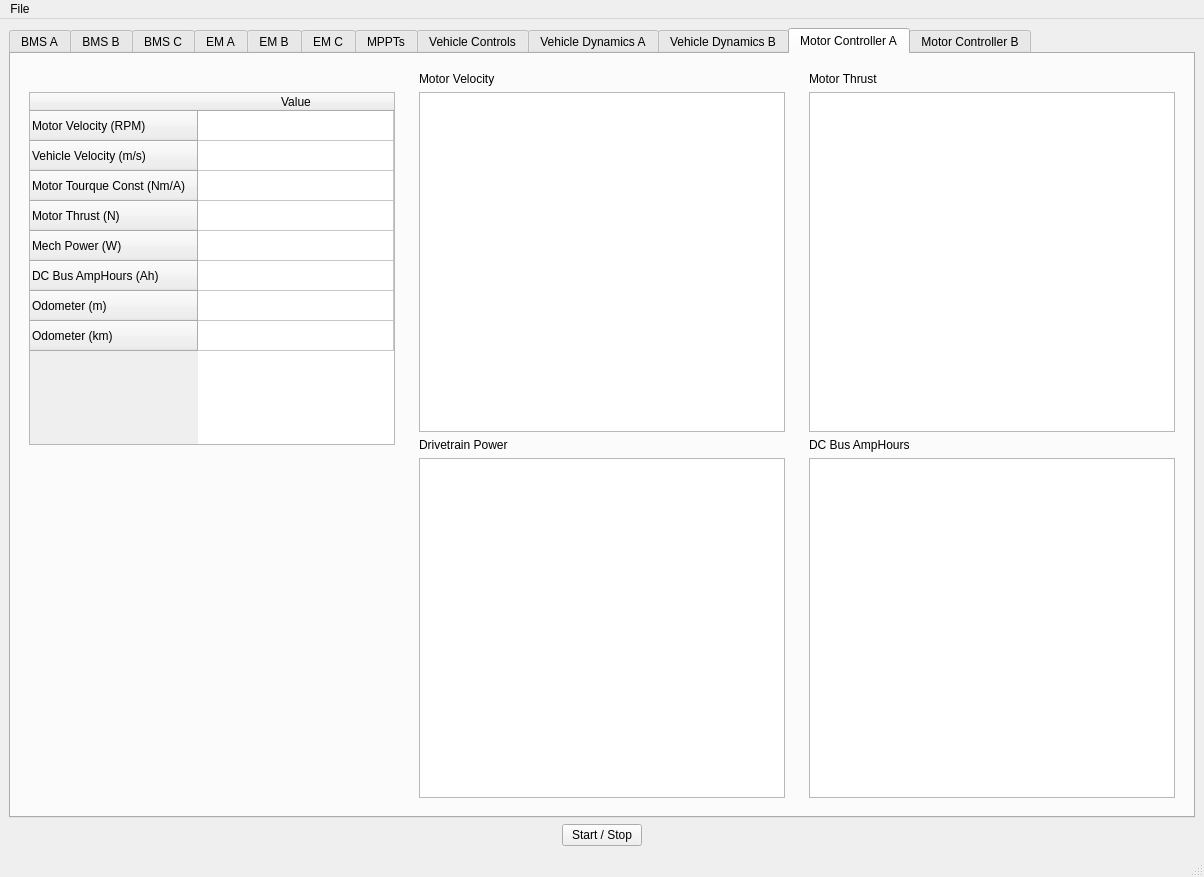
First picture: the form in main.ui, repository BlueSkySolar/BTI, before the edit.
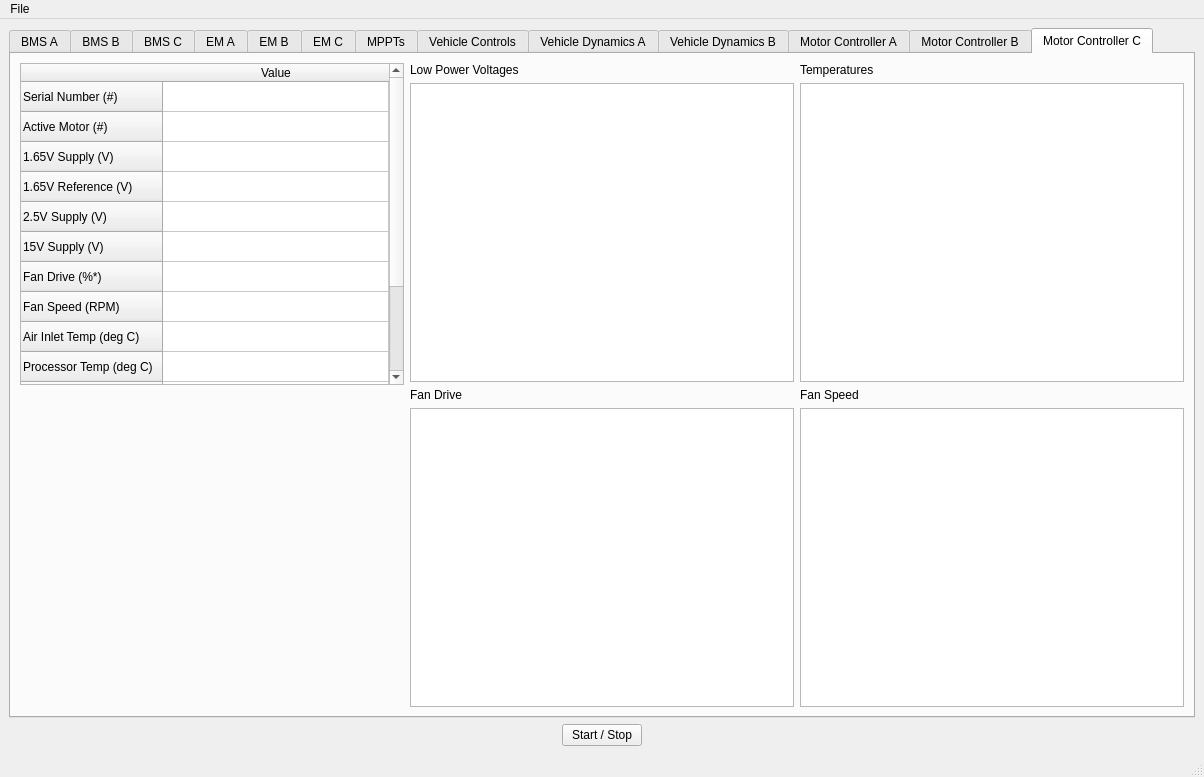
Second picture: the form after the edit. Custom widgets are drawn as their Qt base class.

Commit message: added Motor Controller C components

What changed in the file:
```diff
--- a/main.ui
+++ b/main.ui
@@ -7,7 +7,7 @@
     <x>0</x>
     <y>0</y>
     <width>1204</width>
-    <height>877</height>
+    <height>777</height>
    </rect>
   </property>
   <property name="windowTitle">
@@ -18,7 +18,7 @@
     <item>
      <widget class="QTabWidget" name="tabWidget">
       <property name="currentIndex">
-       <number>10</number>
+       <number>12</number>
       </property>
       <widget class="QWidget" name="bmsA">
        <attribute name="title">
@@ -3656,6 +3656,160 @@
         </item>
        </layout>
       </widget>
+      <widget class="QWidget" name="MCc">
+       <attribute name="title">
+        <string>Motor Controller C</string>
+       </attribute>
+       <layout class="QHBoxLayout" name="horizontalLayout_14">
+        <item>
+         <layout class="QVBoxLayout" name="verticalLayout_24">
+          <item>
+           <widget class="QTableWidget" name="tableWidget_5">
+            <attribute name="horizontalHeaderStretchLastSection">
+             <bool>true</bool>
+            </attribute>
+            <row>
+             <property name="text">
+              <string>Serial Number (#)</string>
+             </property>
+            </row>
+            <row>
+             <property name="text">
+              <string>Active Motor (#)</string>
+             </property>
+            </row>
+            <row>
+             <property name="text">
+              <string>1.65V Supply (V)</string>
+             </property>
+            </row>
+            <row>
+             <property name="text">
+              <string>1.65V Reference (V)</string>
+             </property>
+            </row>
+            <row>
+             <property name="text">
+              <string>2.5V Supply (V)</string>
+             </property>
+            </row>
+            <row>
+             <property name="text">
+              <string>15V Supply (V)</string>
+             </property>
+            </row>
+            <row>
+             <property name="text">
+              <string>Fan Drive (%*)</string>
+             </property>
+            </row>
+            <row>
+             <property name="text">
+              <string>Fan Speed (RPM)</string>
+             </property>
+            </row>
+            <row>
+             <property name="text">
+              <string>Air Inlet Temp (deg C)</string>
+             </property>
+            </row>
+            <row>
+             <property name="text">
+              <string>Processor Temp (deg C)</string>
+             </property>
+            </row>
+            <row>
+             <property name="text">
+              <string>Capacitor Temp (deg C)</string>
+             </property>
+            </row>
+            <row>
+             <property name="text">
+              <string>Heatsink Temp (deg C)</string>
+             </property>
+            </row>
+            <row>
+             <property name="text">
+              <string>Air Outlet Temp (deg C)</string>
+             </property>
+            </row>
+            <row>
+             <property name="text">
+              <string>Motor Temp (deg C)</string>
+             </property>
+            </row>
+            <column>
+             <property name="text">
+              <string>Value</string>
+             </property>
+            </column>
+           </widget>
+          </item>
+          <item>
+           <spacer name="verticalSpacer_9">
+            <property name="orientation">
+             <enum>Qt::Vertical</enum>
+            </property>
+            <property name="sizeHint" stdset="0">
+             <size>
+              <width>20</width>
+              <height>40</height>
+             </size>
+            </property>
+           </spacer>
+          </item>
+         </layout>
+        </item>
+        <item>
+         <layout class="QVBoxLayout" name="verticalLayout_25">
+          <item>
+           <widget class="QLabel" name="label_53">
+            <property name="text">
+             <string>Low Power Voltages</string>
+            </property>
+           </widget>
+          </item>
+          <item>
+           <widget class="QGraphicsView" name="graphicsView"/>
+          </item>
+          <item>
+           <widget class="QLabel" name="label_54">
+            <property name="text">
+             <string>Fan Drive</string>
+            </property>
+           </widget>
+          </item>
+          <item>
+           <widget class="QGraphicsView" name="graphicsView_2"/>
+          </item>
+         </layout>
+        </item>
+        <item>
+         <layout class="QVBoxLayout" name="verticalLayout_26">
+          <item>
+           <widget class="QLabel" name="label_55">
+            <property name="text">
+             <string>Temperatures</string>
+            </property>
+           </widget>
+          </item>
+          <item>
+           <widget class="QGraphicsView" name="graphicsView_3"/>
+          </item>
+          <item>
+           <widget class="QLabel" name="label_56">
+            <property name="text">
+             <string>Fan Speed</string>
+            </property>
+           </widget>
+          </item>
+          <item>
+           <widget class="QGraphicsView" name="graphicsView_4"/>
+          </item>
+         </layout>
+        </item>
+       </layout>
+      </widget>
      </widget>
     </item>
     <item>
```
Left out of the diff: 2 changed lines with no effect on the pictures.
